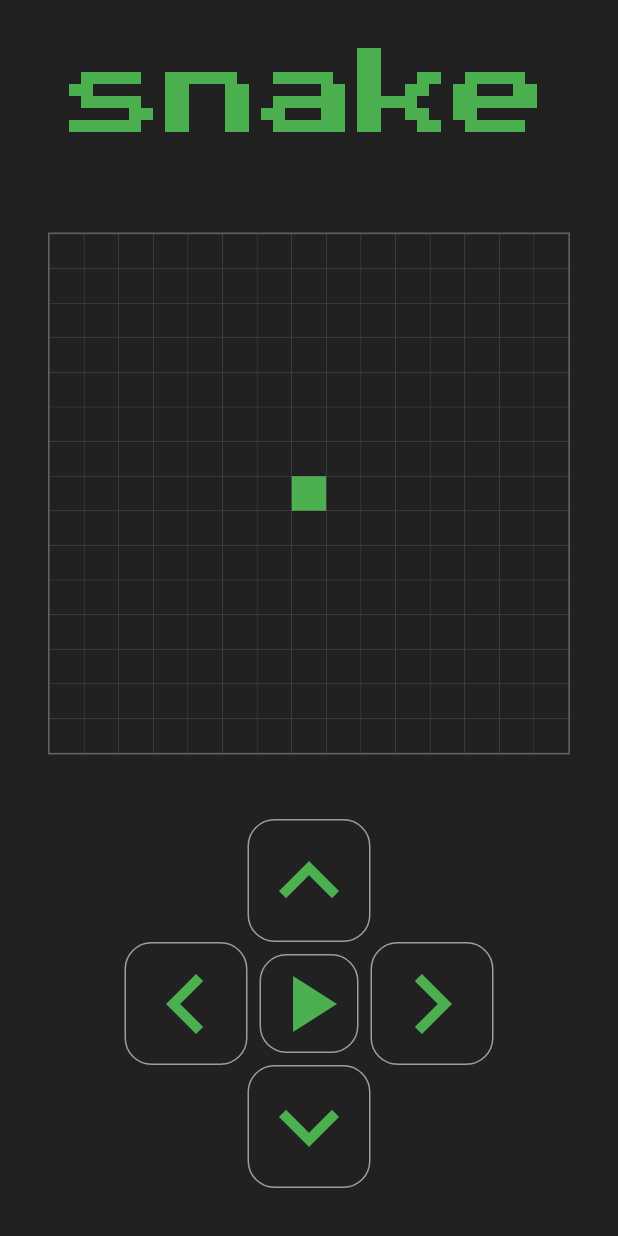
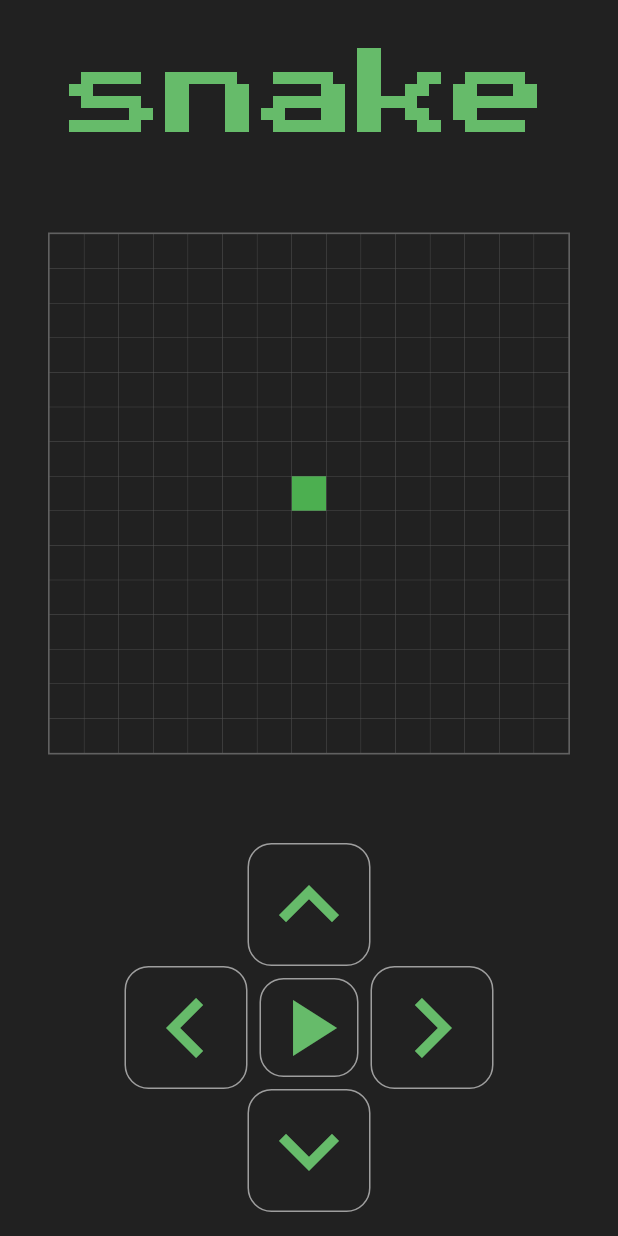
Before and after one commit to Azhot/snake, a Flutter app: the screen it shows after launch, on a phone screen of 412 x 824 dp. Run offline on Flutter 3.47's test engine with Material 2 defaults, Android fonts, the phone set to English and light mode, and no system bars; our stand-ins replace google_fonts.

Commit message:
Minor code and design fixes

```diff
--- a/lib/screen/home/snake_game_page.dart
+++ b/lib/screen/home/snake_game_page.dart
@@ -57,13 +57,12 @@ class _SnakeGamePageState extends State<SnakeGamePage> {
         backgroundColor: SnakeColors.primaryDark,
         body: SafeArea(
           child: Padding(
-            padding: const EdgeInsets.all(32),
+            padding: const EdgeInsets.fromLTRB(32, 32, 32, 16),
             child: Column(
-              mainAxisAlignment: MainAxisAlignment.spaceBetween,
               children: [
                 Text(Strings.appName,
                     style: GoogleFonts.pressStart2p(
-                      color: Colors.green,
+                      color: SnakeColors.green,
                       fontSize: 64,
                     )),
                 const SizedBox(height: 32),
@@ -74,7 +73,7 @@ class _SnakeGamePageState extends State<SnakeGamePage> {
                     child: SnakeGrid(_gridSideSize, _snake, _target),
                   ),
                 )),
-                const SizedBox(height: 16),
+                const SizedBox(height: 32),
                 SnakeJoystick(
                   start: start,
                   goRight: () => _dirController.direction = Direction.right,
--- a/lib/screen/home/widgets/snake_joystick.dart
+++ b/lib/screen/home/widgets/snake_joystick.dart
@@ -62,8 +62,8 @@ class SnakeJoystick extends StatelessWidget {
         child: Container(
           decoration: BoxDecoration(
               border: Border.all(color: SnakeColors.primaryLight),
-              borderRadius: BorderRadius.circular(18)),
-          child: Icon(iconData, color: Colors.green, size: size),
+              borderRadius: BorderRadius.circular(16)),
+          child: Icon(iconData, color: SnakeColors.green, size: size),
         ),
       );
 }
```
